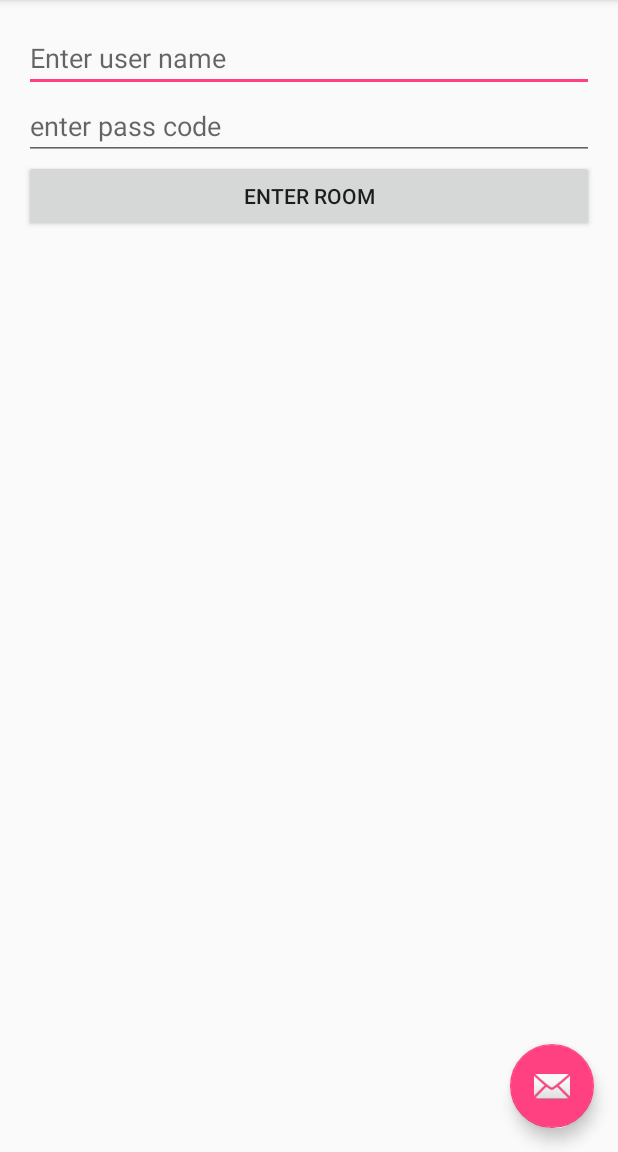
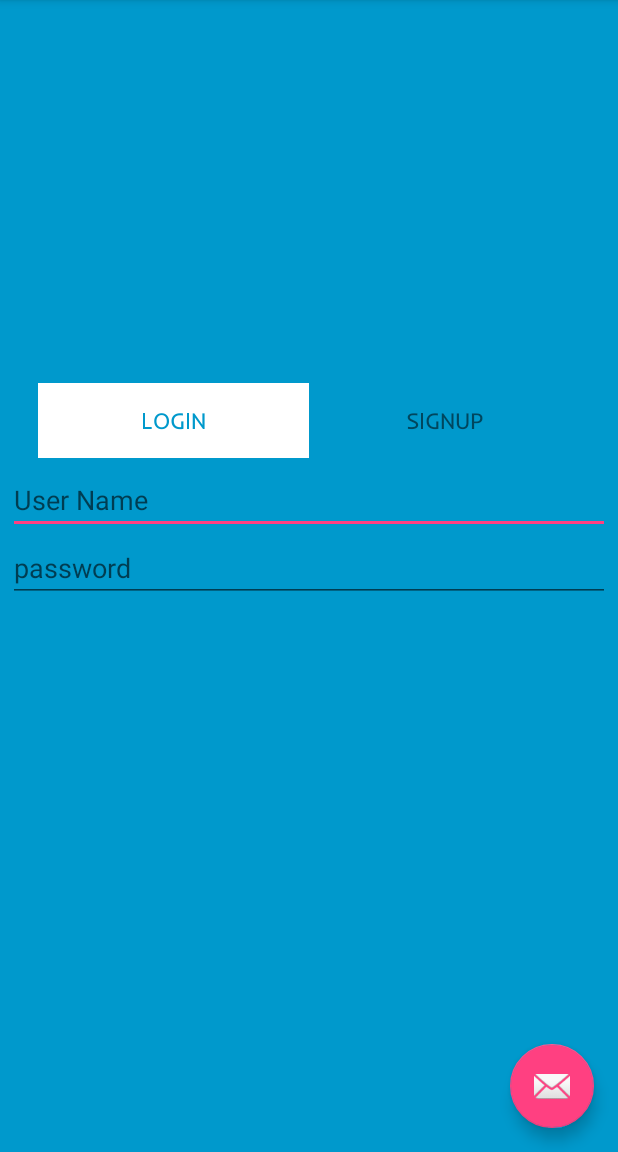
Before and after one commit to Ayu5h5hakya/Viber-MIUM, an Android app: the screen it shows after launch (MainActivity), on a phone screen of 412 x 824 dp, the part 84-1236 px from its top. Run offline under Robolectric (Android 15) with nearby library versions, the phone set to English and light mode, and no system bars.

Commit message:
Splash screen added

```diff
--- a/app/build.gradle
+++ b/app/build.gradle
@@ -6,7 +6,7 @@ android {
 
     defaultConfig {
         applicationId "com.example.ayush.chat"
-        minSdkVersion 9
+        minSdkVersion 11
         targetSdkVersion 23
         versionCode 1
         versionName "1.0"
--- a/app/src/main/java/com/example/ayush/chat/Adapter.java
+++ b/app/src/main/java/com/example/ayush/chat/Adapter.java
@@ -35,6 +35,7 @@ public class Adapter extends RecyclerView.Adapter<Adapter.MyViewHolder> {
 
     @Override
     public void onBindViewHolder(MyViewHolder holder, int position) {
+
         holder.message.setText(chatmessages.get(position));
     }
 
@@ -56,7 +57,8 @@ public class Adapter extends RecyclerView.Adapter<Adapter.MyViewHolder> {
 
         public MyViewHolder(View itemView) {
             super(itemView);
-            message = (TextView) itemView.findViewById(R.id.messgeview);
+             message = (TextView) itemView.findViewById(R.id.messgeview);
+
 
         }
     }
--- a/app/src/main/java/com/example/ayush/chat/Chatactivity.java
+++ b/app/src/main/java/com/example/ayush/chat/Chatactivity.java
@@ -38,6 +38,7 @@ public class Chatactivity extends AppCompatActivity {
     Calendar calendar;
     SocketIO socketIO;
     String username;
+    public static  int text_gravity=0;
     @Override
     protected void onCreate(Bundle savedInstanceState) {
         super.onCreate(savedInstanceState);
@@ -79,8 +80,9 @@ public class Chatactivity extends AppCompatActivity {
                     Chat_Sugar record = new Chat_Sugar(username,"qwerty",message2send,calendar.getTime());
                     record.save();
                     Adapter.chatmessages.add(username + " : " + message2send);
+                    text_gravity =0;
                     chat_adapter.notifyDataSetChanged();
-                    socketIO.emit("message", message2send);
+                    socketIO.emit("message", message2send,"qwerty");
                     message.setText("");
                     mediaPlayer.start();
                 }
@@ -142,6 +144,7 @@ public class Chatactivity extends AppCompatActivity {
                         runOnUiThread(new Runnable() {
                             @Override
                             public void run() {
+                                text_gravity =1;
                                 Adapter.chatmessages.add(temp);
                                 chat_adapter.notifyDataSetChanged();
                             }
--- a/app/src/main/java/com/example/ayush/chat/MainActivity.java
+++ b/app/src/main/java/com/example/ayush/chat/MainActivity.java
@@ -2,9 +2,9 @@ package com.example.ayush.chat;
 
 import android.content.Intent;
 import android.graphics.Color;
+import android.graphics.Typeface;
 import android.os.Bundle;
 import android.support.design.widget.FloatingActionButton;
-import android.support.design.widget.Snackbar;
 import android.support.v7.app.AppCompatActivity;
 import android.support.v7.widget.Toolbar;
 import android.view.Menu;
@@ -20,22 +20,30 @@ public class MainActivity extends AppCompatActivity {
     Button connect;
     private String message2send;
 //    static Socket socket;
-    TextView code_validation;
+    TextView code_validation,logintext,signtext;
     EditText name_field,pass_field;
+    private static final int LOGIN_FLAG=0;
+    private static final int SIGN_FLAG=1;
+    private static int LOGINorSIGNUP=LOGIN_FLAG;
 
     @Override
     protected void onCreate(Bundle savedInstanceState) {
         super.onCreate(savedInstanceState);
         setContentView(R.layout.activity_main);
         Toolbar toolbar = (Toolbar) findViewById(R.id.toolbar);
-        connect = (Button) findViewById(R.id.checkcode);
-        code_validation = (TextView) findViewById(R.id.code_status);
+       // connect = (Button) findViewById(R.id.checkcode);
+       // code_validation = (TextView) findViewById(R.id.code_status);
         name_field = (EditText) findViewById(R.id.user_name);
         pass_field = (EditText) findViewById(R.id.pass_code);
+        logintext = (TextView) findViewById(R.id.logintext);
+        signtext = (TextView) findViewById(R.id.signtext);
         setSupportActionBar(toolbar);
 
+        Typeface typeface =Typeface.createFromAsset(getAssets(), "fonts/inderregular.ttf");
+        logintext.setTypeface(typeface);
+        signtext.setTypeface(typeface);
 
-        connect.setOnClickListener(new View.OnClickListener()
+       /* connect.setOnClickListener(new View.OnClickListener()
         {
             @Override
             public void onClick(View v) {
@@ -62,13 +70,46 @@ public class MainActivity extends AppCompatActivity {
 
                 }
             }
-        });
+        });*/
         FloatingActionButton fab = (FloatingActionButton) findViewById(R.id.fab);
         fab.setOnClickListener(new View.OnClickListener() {
+            int count =0;
             @Override
             public void onClick(View view) {
-                Snackbar.make(view, "Replace with your own action", Snackbar.LENGTH_LONG)
-                        .setAction("Action", null).show();
+                if(count == 0)
+                {
+                    android.app.FragmentManager fragmentManager = getFragmentManager();
+                    android.app.FragmentTransaction fragmentTransaction = fragmentManager.beginTransaction().setCustomAnimations(R.anim.slide_up, R.anim.slide_down);
+                    PicFragment picFragment = new PicFragment();
+                    fragmentTransaction.add(R.id.user_info,picFragment,"PICTURE");
+                    fragmentTransaction.commit();
+                    count=1;
+                }
+                else
+                {
+                    String entered_user= name_field.getText().toString();
+                    String entered_code = pass_field.getText().toString();
+                    //if(!entered_user.isEmpty() && entered_code.equals(MASTER_PASS))
+                    //{
+                       // code_validation.setTextColor(Color.GREEN);
+                        //code_validation.setText("Welcome");
+                        Intent intent = new Intent("android.intent.action.chatactivity");
+                        intent.putExtra(USER_NAME_TAG,entered_user);
+                        startActivity(intent);
+
+                    //}
+                    //else if(!entered_code.equals(MASTER_PASS))
+                    //{
+                        //code_validation.setTextColor(Color.RED);
+                        //code_validation.setText("password is incorrect");
+                    //}
+                    //else
+                    //{
+                     //   code_validation.setTextColor(Color.RED);
+                      //  code_validation.setText("User name should not be empty!");
+
+                    //}
+                }
             }
         });
 
@@ -96,4 +137,25 @@ public class MainActivity extends AppCompatActivity {
         return super.onOptionsItemSelected(item);
     }
 
+    public void changeaccess(View view)
+    {
+        switch (view.getId())
+        {
+            case R.id.logintext:
+                logintext.setBackgroundColor(Color.WHITE);
+                logintext.setTextColor(Color.parseColor("#0099CC"));
+                signtext.setBackgroundColor(Color.parseColor("#0099CC"));
+                signtext.setTextColor(Color.BLACK);
+                LOGINorSIGNUP=LOGIN_FLAG;
+
+                break;
+            case R.id.signtext:
+                signtext.setBackgroundColor(Color.WHITE);
+                signtext.setTextColor(Color.parseColor("#0099CC"));
+                logintext.setBackgroundColor(Color.parseColor("#0099CC"));
+                logintext.setTextColor(Color.BLACK);
+                LOGINorSIGNUP = SIGN_FLAG;
+                break;
+        }
+    }
 }
--- /dev/null
+++ b/app/src/main/res/anim/slide_down.xml
@@ -0,0 +1,9 @@
+<?xml version="1.0" encoding="utf-8"?>
+<objectAnimator
+    xmlns:android="http://schemas.android.com/apk/res/android"
+    android:interpolator="@android:anim/accelerate_decelerate_interpolator"
+    android:propertyName="translationY"
+    android:valueType="floatType"
+    android:valueFrom="0"
+    android:valueTo="1280"
+    android:duration="@android:integer/config_mediumAnimTime"/>
--- /dev/null
+++ b/app/src/main/res/anim/slide_up.xml
@@ -0,0 +1,9 @@
+<?xml version="1.0" encoding="utf-8"?>
+<objectAnimator
+    xmlns:android="http://schemas.android.com/apk/res/android"
+    android:interpolator="@android:anim/accelerate_decelerate_interpolator"
+    android:propertyName="translationY"
+    android:valueType="floatType"
+    android:valueFrom="1280"
+    android:valueTo="0"
+    android:duration="@android:integer/config_mediumAnimTime"/>
--- a/app/src/main/res/layout/activity_main.xml
+++ b/app/src/main/res/layout/activity_main.xml
@@ -15,7 +15,7 @@
 
     </android.support.design.widget.AppBarLayout>
 
-    <include layout="@layout/content_main" />
+    <include layout="@layout/splash" />
 
     <android.support.design.widget.FloatingActionButton android:id="@+id/fab"
         android:layout_width="wrap_content" android:layout_height="wrap_content"
--- a/app/src/main/res/layout/childrow.xml
+++ b/app/src/main/res/layout/childrow.xml
@@ -8,5 +8,6 @@
         android:layout_height="wrap_content"
         android:textAppearance="?android:attr/textAppearanceLarge"
         android:text="Large Text"
-        android:id="@+id/messgeview" />
+        android:id="@+id/messgeview"
+        android:gravity="start"/>
 </LinearLayout>
--- /dev/null
+++ b/app/src/main/res/layout/splash.xml
@@ -0,0 +1,61 @@
+<?xml version="1.0" encoding="utf-8"?>
+<RelativeLayout xmlns:android="http://schemas.android.com/apk/res/android"
+    android:orientation="vertical" android:layout_width="match_parent"
+    android:layout_height="match_parent"
+    android:background="#0099CC">
+    <LinearLayout
+        android:layout_width="match_parent"
+        android:layout_height="wrap_content"
+        android:orientation="horizontal"
+        android:layout_above="@+id/user_info">
+        <TextView
+            android:layout_width="0dp"
+            android:layout_height="wrap_content"
+            android:text="LOGIN"
+            android:padding="15dp"
+            android:background="#FFFFFF"
+            android:layout_weight="1"
+            android:textColor="#0099CC"
+            android:textSize="15sp"
+            android:gravity="center"
+            android:layout_marginLeft="25dp"
+            android:clickable="true"
+            android:onClick="changeaccess"
+            android:id="@+id/logintext"/>
+        <TextView
+            android:layout_width="0dp"
+            android:layout_height="wrap_content"
+            android:text="SIGNUP"
+            android:padding="15dp"
+            android:layout_weight="1"
+            android:textSize="15sp"
+            android:gravity="center"
+            android:layout_marginRight="25dp"
+            android:onClick="changeaccess"
+            android:clickable="true"
+            android:id="@+id/signtext"/>
+    </LinearLayout>
+
+  <LinearLayout
+      android:layout_width="match_parent"
+      android:layout_height="wrap_content"
+      android:layout_centerInParent="true"
+      android:orientation="vertical"
+      android:id="@+id/user_info"
+      android:layout_margin="5dp"
+      android:layout_marginLeft="10dp"
+      android:layout_marginRight="10dp">
+      <EditText
+          android:layout_width="match_parent"
+          android:layout_height="wrap_content"
+          android:hint="User Name"
+          android:id="@+id/user_name"/>
+
+      <EditText
+          android:layout_width="match_parent"
+          android:layout_height="wrap_content"
+          android:hint="password"
+          android:password="true"
+          android:id="@+id/pass_code"/>
+  </LinearLayout>
+</RelativeLayout>
```
Also changed, not shown: app/src/main/java/com/example/ayush/chat/PicFragment.java (added, +20 -0 lines), app/src/main/res/layout/profile_pic.xml (added, +35 -0 lines), app/src/main/assets/fonts/inderregular.ttf (added), 1 other file.
